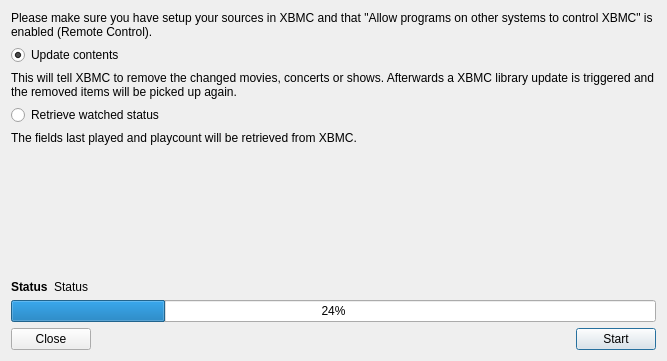
Komet/MediaElch, file xbmc/XbmcSync.ui: the form before one commit.
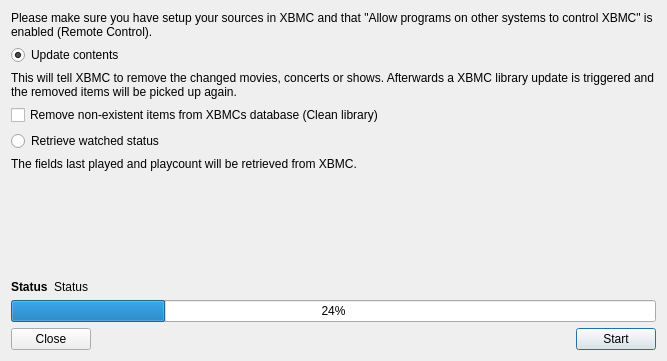
The form after the commit.

Commit message: Fixes #628 Option to clean library after sync

Diff of the .ui file:
```diff
--- a/xbmc/XbmcSync.ui
+++ b/xbmc/XbmcSync.ui
@@ -50,6 +50,13 @@
      </property>
     </widget>
    </item>
+   <item>
+    <widget class="QCheckBox" name="chkClean">
+     <property name="text">
+      <string>Remove non-existent items from XBMCs database (Clean library)</string>
+     </property>
+    </widget>
+   </item>
    <item>
     <widget class="QRadioButton" name="radioGetWatched">
      <property name="text">
```
The commit also changes 1 other file.
